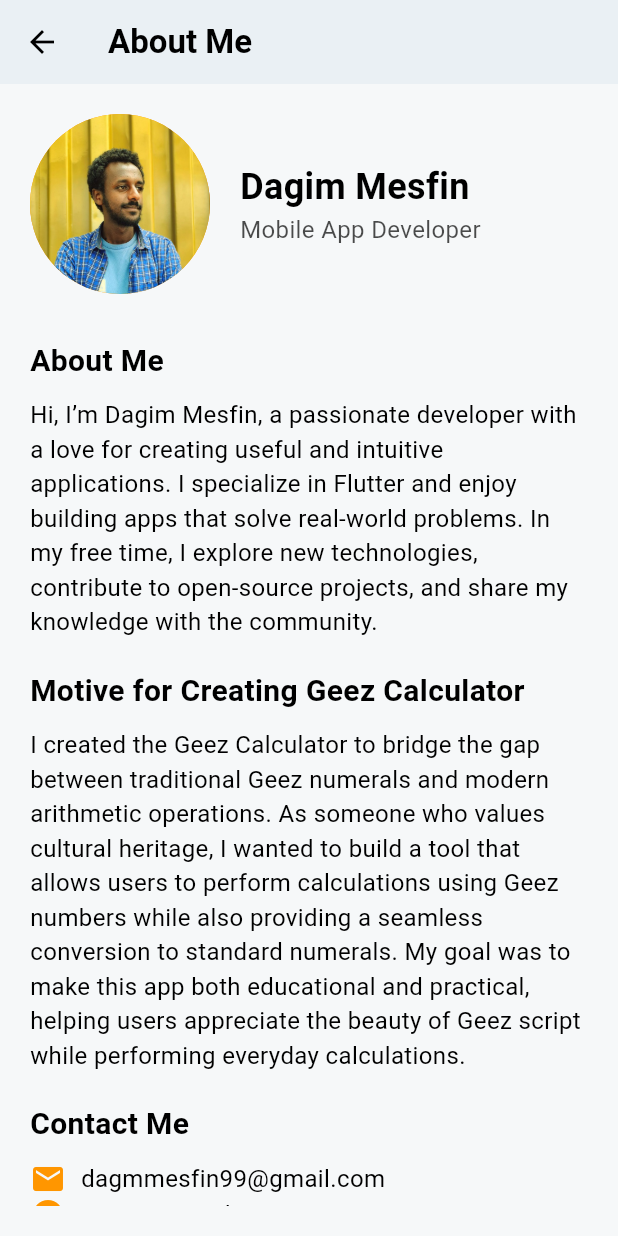
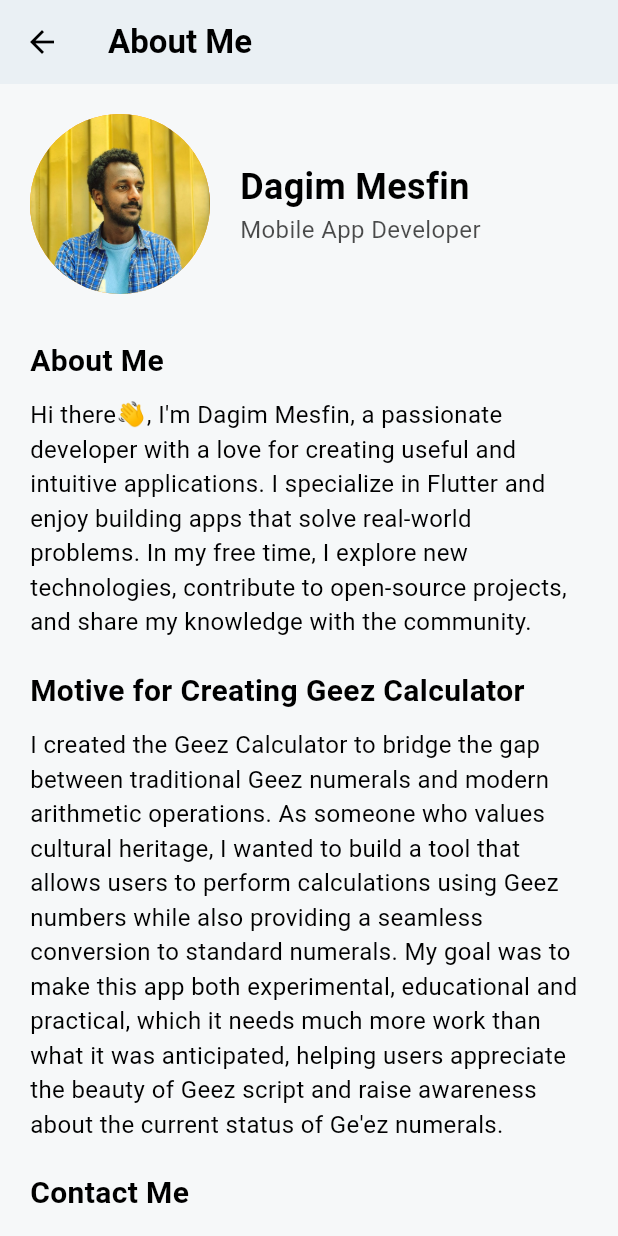
Before and after one commit to DagmMesfin/geez_calculator_v2, a Flutter app: the AboutMeScreen screen opened directly, on a phone screen of 412 x 824 dp. Run offline on Flutter 3.47's test engine with Material 3 defaults, Android fonts, the phone set to English and light mode, and no system bars; our stand-ins replace ionicons, math_expressions; missing offline and left inert: geez; project files that could hold a hidden picture were left out.

Commit message:
fix: splash screen icon changed and minor changes done

```diff
--- a/lib/misc/theme.dart
+++ b/lib/misc/theme.dart
@@ -6,11 +6,11 @@ class AppThemes {
     primaryColor: Colors.orange,
 
     // Define Custom Colors
-    scaffoldBackgroundColor: Color(0xFFF6F8F9),
-    appBarTheme: AppBarTheme(backgroundColor: Color(0xFFF6F8F9)),
+    scaffoldBackgroundColor: const Color(0xFFF6F8F9),
+    appBarTheme: const AppBarTheme(backgroundColor: Color(0xFFF6F8F9)),
 
     // Custom Color Palette
-    colorScheme: ColorScheme.light(
+    colorScheme: const ColorScheme.light(
         primary: Color(0xFFFF9600), // Main app color
         secondary: Color(0xFF2ACA74),
         tertiary: Color(0xFFF8EDEE),
@@ -25,11 +25,11 @@ class AppThemes {
     brightness: Brightness.dark,
     primaryColor: Colors.orange,
 
-    scaffoldBackgroundColor: Color(0xFF101113),
-    appBarTheme: AppBarTheme(backgroundColor: Color(0xFF101113)),
+    scaffoldBackgroundColor: const Color(0xFF101113),
+    appBarTheme: const AppBarTheme(backgroundColor: Color(0xFF101113)),
 
     // Custom Color Palette
-    colorScheme: ColorScheme.dark(
+    colorScheme: const ColorScheme.dark(
         primary: Color(0xFFFF9600), // Main app color
         secondary: Color(0xFF2ACA74),
         tertiary: Color(0xFF291218),
--- a/lib/screen/about_me.dart
+++ b/lib/screen/about_me.dart
@@ -7,7 +7,6 @@ class AboutMeScreen extends StatelessWidget {
 
   @override
   Widget build(BuildContext context) {
-    // Access the theme and colors via ThemeNotifier
     ThemeData theme = Theme.of(context);
     ColorScheme colors = theme.colorScheme;
 
@@ -22,11 +21,10 @@ class AboutMeScreen extends StatelessWidget {
         ),
         backgroundColor: colors.surface,
         iconTheme: IconThemeData(color: colors.onSurface),
-        elevation: 0, // Match your AppThemes style
+        elevation: 0,
       ),
       body: Container(
-        color: theme
-            .scaffoldBackgroundColor, // Use scaffoldBackgroundColor from theme
+        color: theme.scaffoldBackgroundColor,
         padding: const EdgeInsets.all(20),
         child: SingleChildScrollView(
           child: Column(
@@ -76,7 +74,7 @@ class AboutMeScreen extends StatelessWidget {
               ),
               const SizedBox(height: 10),
               Text(
-                'Hi, I’m Dagim Mesfin, a passionate developer with a love for creating useful and intuitive applications. I specialize in Flutter and enjoy building apps that solve real-world problems. In my free time, I explore new technologies, contribute to open-source projects, and share my knowledge with the community.',
+                'Hi there👋, I\'m Dagim Mesfin, a passionate developer with a love for creating useful and intuitive applications. I specialize in Flutter and enjoy building apps that solve real-world problems. In my free time, I explore new technologies, contribute to open-source projects, and share my knowledge with the community.',
                 style: TextStyle(
                   fontSize: 16,
                   color: colors.onSurface,
@@ -95,7 +93,7 @@ class AboutMeScreen extends StatelessWidget {
               ),
               const SizedBox(height: 10),
               Text(
-                'I created the Geez Calculator to bridge the gap between traditional Geez numerals and modern arithmetic operations. As someone who values cultural heritage, I wanted to build a tool that allows users to perform calculations using Geez numbers while also providing a seamless conversion to standard numerals. My goal was to make this app both educational and practical, helping users appreciate the beauty of Geez script while performing everyday calculations.',
+                'I created the Geez Calculator to bridge the gap between traditional Geez numerals and modern arithmetic operations. As someone who values cultural heritage, I wanted to build a tool that allows users to perform calculations using Geez numbers while also providing a seamless conversion to standard numerals. My goal was to make this app both experimental, educational and practical, which it needs much more work than what it was anticipated, helping users appreciate the beauty of Geez script and raise awareness about the current status of Ge\'ez numerals.',
                 style: TextStyle(
                   fontSize: 16,
                   color: colors.onSurface,
--- a/lib/screen/calculator/calculator.dart
+++ b/lib/screen/calculator/calculator.dart
@@ -160,7 +160,6 @@ class _CalculateScreenState extends State<CalculateScreen> {
                         onResult: (String value) {
                           setState(() {
                             resulto = value;
-                            // Add to history when result is calculated
                             Provider.of<HistoryProvider>(context, listen: false)
                                 .addCalculation(expresso, resulto);
                           });
```
Also changed, not shown: pubspec.yaml (+4 -4 lines), assets/icons/logo_splash.png (added), 27 other files.
